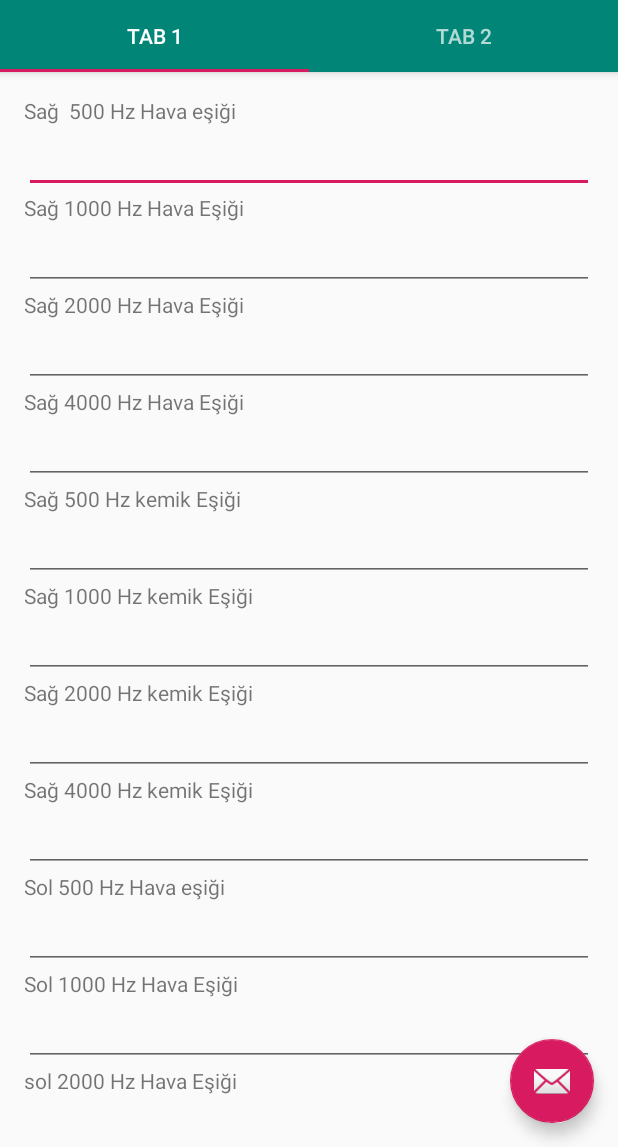
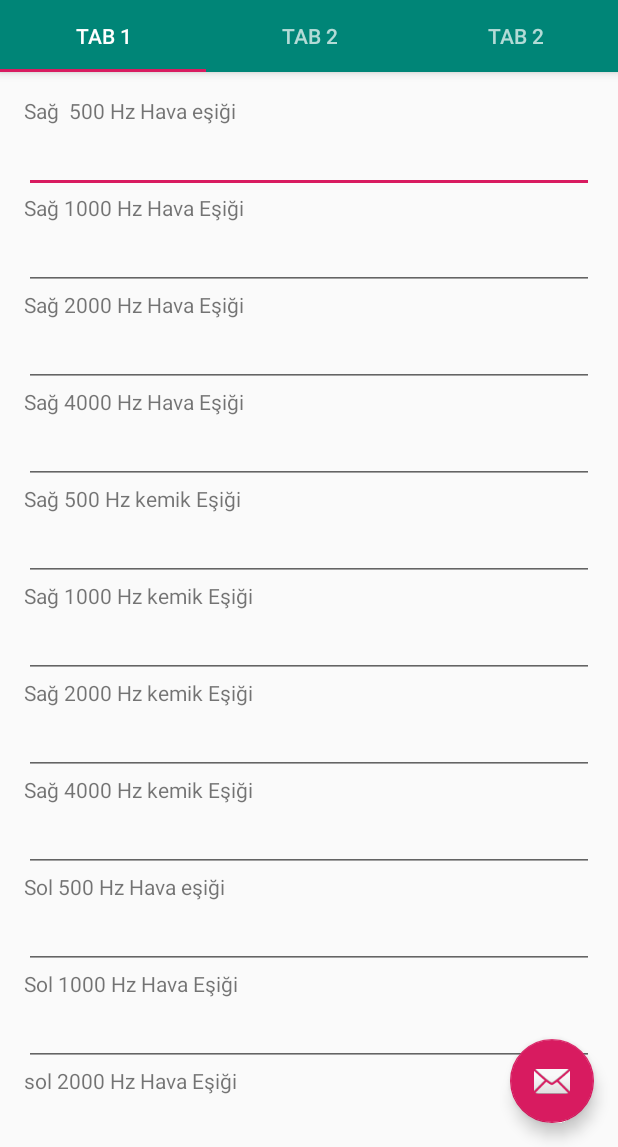
Before and after one commit to ozdemirmelih/PureToneTools, an Android app: the screen it shows after launch (MainActivity), on a phone screen of 412 x 824 dp, the part 89-1236 px from its top. Run offline under Robolectric (Android 15) with nearby library versions, the phone set to English and light mode, and no system bars; 1 statement that could not run was skipped.

Commit message:
add frame for srt and sds

```diff
--- a/app/src/main/java/com/example/puretonetools/SrtFragment.java
+++ b/app/src/main/java/com/example/puretonetools/SrtFragment.java
@@ -88,5 +88,11 @@ public class SrtFragment extends Fragment implements OnClickListener {
 
     public void onClick(View v) {
         TextView srtText = (TextView) getView().findViewById(R.id.srtText);
+        switch (v.getId()) {
+
+
+        }
+
+
     }
 }
--- a/app/src/main/java/com/example/puretonetools/ui/main/SectionsPagerAdapter.java
+++ b/app/src/main/java/com/example/puretonetools/ui/main/SectionsPagerAdapter.java
@@ -10,6 +10,7 @@ import androidx.fragment.app.FragmentPagerAdapter;
 
 import com.example.puretonetools.Pta;
 import com.example.puretonetools.R;
+import com.example.puretonetools.SrtFragment;
 
 /**
  * A [FragmentPagerAdapter] that returns a fragment corresponding to
@@ -18,7 +19,7 @@ import com.example.puretonetools.R;
 public class SectionsPagerAdapter extends FragmentPagerAdapter {
 
     @StringRes
-    private static final int[] TAB_TITLES = new int[]{R.string.tab_text_1, R.string.tab_text_2};
+    private static final int[] TAB_TITLES = new int[]{R.string.tab_text_1, R.string.tab_text_2, R.string.tab_text_2};
     private final Context mContext;
 
     public SectionsPagerAdapter(Context context, FragmentManager fm) {
@@ -32,7 +33,10 @@ public class SectionsPagerAdapter extends FragmentPagerAdapter {
         // Return a PlaceholderFragment (defined as a static inner class below).
        switch(position){
            case 0: return Pta.newInstance(0,"page1");
-           case 1: return Pta.newInstance(1,"page2");
+           case 1:
+               return SrtFragment.newInstance(0, "page2", false);
+           case 2:
+               return SrtFragment.newInstance(1, "page2", true);
        default:
            return null ;
        }
@@ -46,7 +50,7 @@ public class SectionsPagerAdapter extends FragmentPagerAdapter {
 
     @Override
     public int getCount() {
-        // Show 2 total pages.
-        return 2;
+        // Show 3 total pages.
+        return 3;
     }
 }
```
